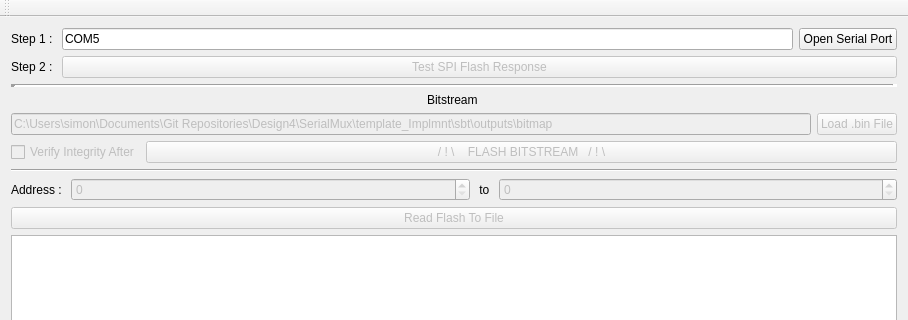
The window that GUI/mainwindow.ui (simonbeaudoin0935/TinyFPGA-Programmer) describes before a commit, drawn with Qt 5; both pictures show x 0 to 908 and y 0 to 320 of the 908 by 783 pixel window.
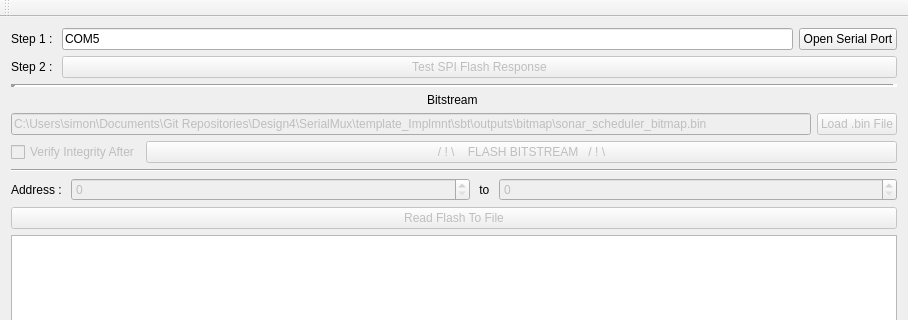
The same window after the commit.

```diff
--- a/GUI/mainwindow.ui
+++ b/GUI/mainwindow.ui
@@ -103,7 +103,7 @@
            <bool>false</bool>
           </property>
           <property name="text">
-           <string>C:\Users\simon\Documents\Git Repositories\Design4\SerialMux\template_Implmnt\sbt\outputs\bitmap</string>
+           <string>C:\Users\simon\Documents\Git Repositories\Design4\SerialMux\template_Implmnt\sbt\outputs\bitmap\sonar_scheduler_bitmap.bin</string>
           </property>
          </widget>
         </item>
```
